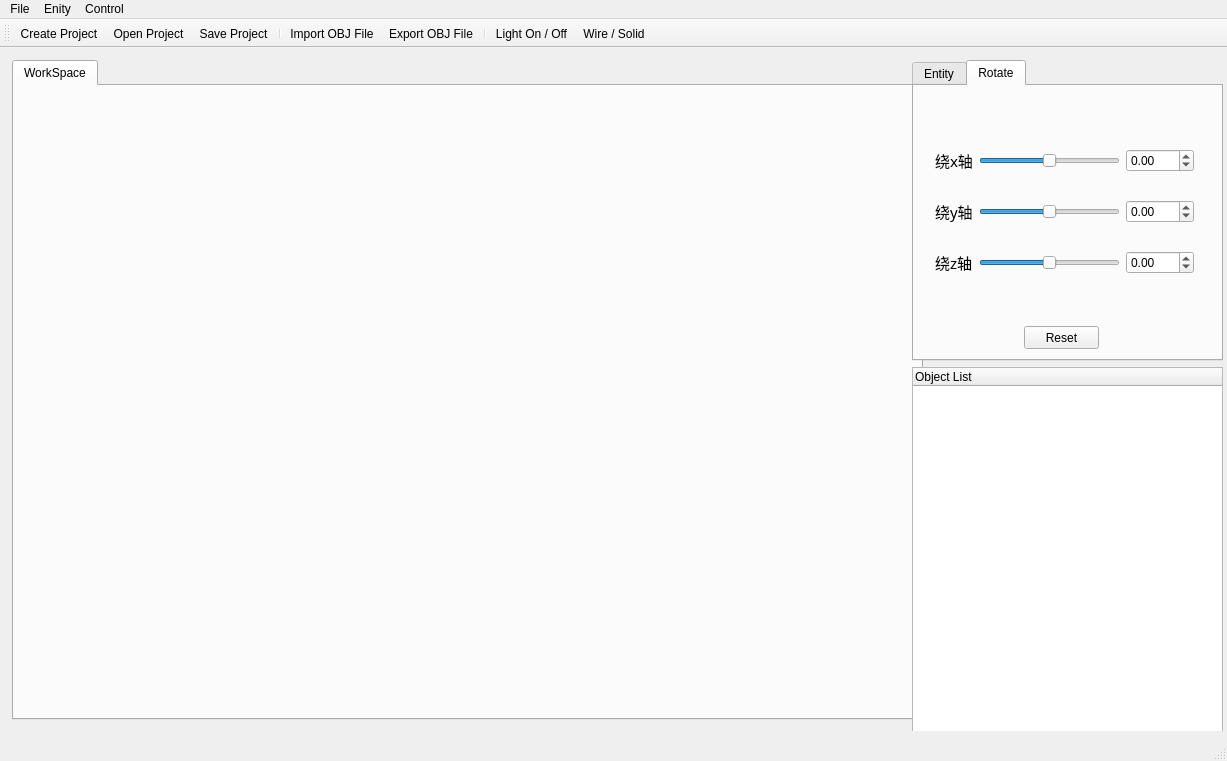
First picture: the form in mainwindow.ui, repository Just-CJ/miniBlender, before the edit.
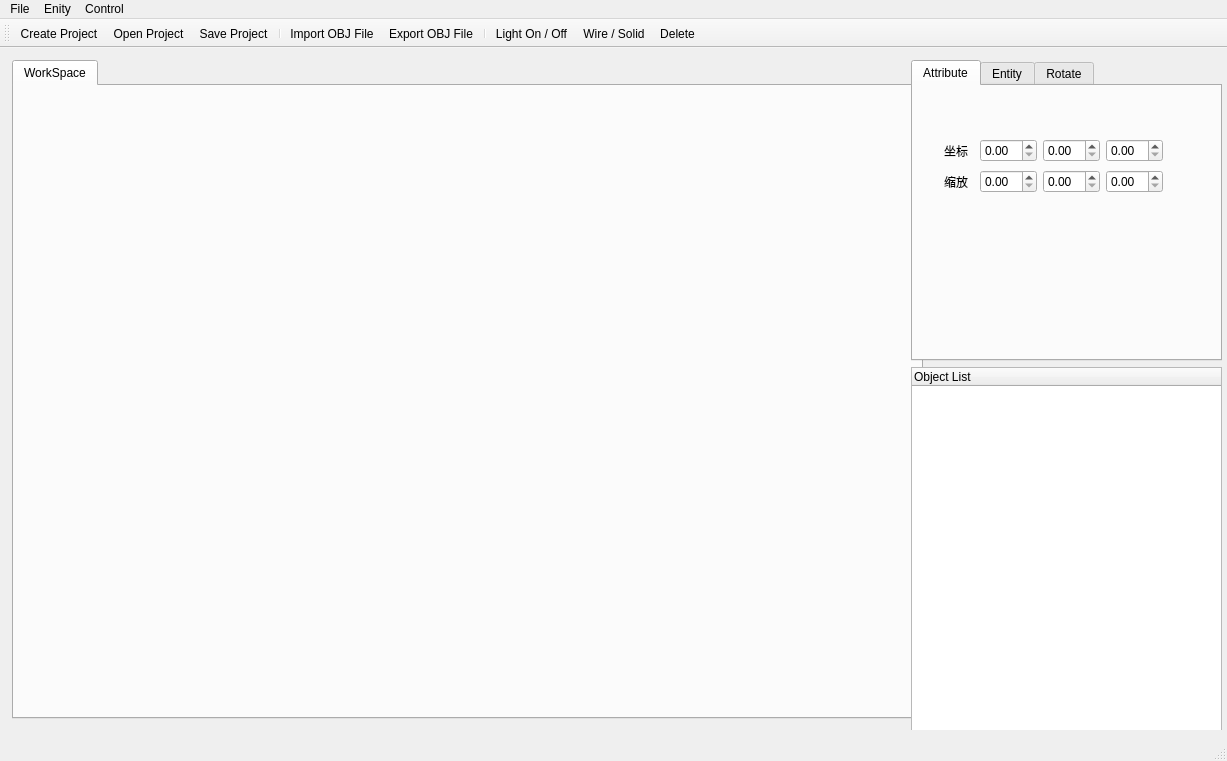
Second picture: the form after the edit. Icons and pictures are not drawn.

Commit message: TreeView can used to select and delete objects.

The edit to the form file:
```diff
--- a/mainwindow.ui
+++ b/mainwindow.ui
@@ -47,8 +47,8 @@
      <rect>
       <x>1</x>
       <y>1</y>
-      <width>1233</width>
-      <height>682</height>
+      <width>1232</width>
+      <height>681</height>
      </rect>
     </property>
     <layout class="QHBoxLayout" name="horizontalLayout_6">
@@ -98,8 +98,65 @@
           </size>
          </property>
          <property name="currentIndex">
-          <number>1</number>
+          <number>0</number>
          </property>
+         <widget class="QWidget" name="tab_4">
+          <attribute name="title">
+           <string>Attribute</string>
+          </attribute>
+          <widget class="QWidget" name="layoutWidget">
+           <property name="geometry">
+            <rect>
+             <x>20</x>
+             <y>40</y>
+             <width>241</width>
+             <height>81</height>
+            </rect>
+           </property>
+           <layout class="QVBoxLayout" name="verticalLayout_5">
+            <item>
+             <layout class="QHBoxLayout" name="horizontalLayout_7">
+              <item>
+               <widget class="QLabel" name="label_4">
+                <property name="text">
+                 <string>坐标</string>
+                </property>
+               </widget>
+              </item>
+              <item>
+               <widget class="QDoubleSpinBox" name="doubleSpinBox_4"/>
+              </item>
+              <item>
+               <widget class="QDoubleSpinBox" name="doubleSpinBox_5"/>
+              </item>
+              <item>
+               <widget class="QDoubleSpinBox" name="doubleSpinBox_6"/>
+              </item>
+             </layout>
+            </item>
+            <item>
+             <layout class="QHBoxLayout" name="horizontalLayout_8">
+              <item>
+               <widget class="QLabel" name="label_5">
+                <property name="text">
+                 <string>缩放</string>
+                </property>
+               </widget>
+              </item>
+              <item>
+               <widget class="QDoubleSpinBox" name="doubleSpinBox_7"/>
+              </item>
+              <item>
+               <widget class="QDoubleSpinBox" name="doubleSpinBox_8"/>
+              </item>
+              <item>
+               <widget class="QDoubleSpinBox" name="doubleSpinBox_9"/>
+              </item>
+             </layout>
+            </item>
+           </layout>
+          </widget>
+         </widget>
          <widget class="QWidget" name="tab_2">
           <attribute name="title">
            <string>Entity</string>
@@ -359,6 +416,7 @@
    <addaction name="separator"/>
    <addaction name="actionLight_On_Off"/>
    <addaction name="actionWire_Solid"/>
+   <addaction name="actionDelete"/>
   </widget>
   <widget class="QStatusBar" name="statusBar"/>
   <action name="actionCreate_Project">
@@ -464,6 +522,20 @@
     <string>Add cone</string>
    </property>
   </action>
+  <action name="actionSelect">
+   <property name="text">
+    <string>Select</string>
+   </property>
+  </action>
+  <action name="actionDelete">
+   <property name="icon">
+    <iconset resource="Icons.qrc">
+     <normaloff>:/new/prefix1/Icons/delete.ico</normaloff>:/new/prefix1/Icons/delete.ico</iconset>
+   </property>
+   <property name="text">
+    <string>Delete</string>
+   </property>
+  </action>
  </widget>
  <layoutdefault spacing="6" margin="11"/>
  <resources>
```
Left out of the diff: 4 changed lines with no effect on the pictures. The commit also changes 7 other files.
